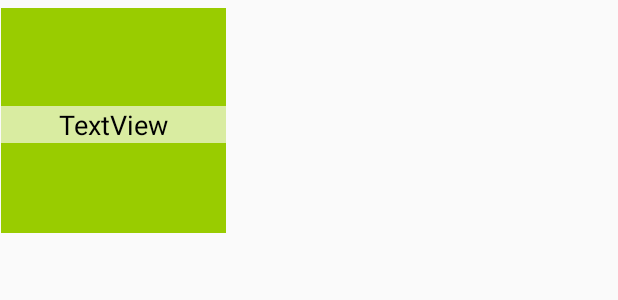
After one commit to cesarlapuente/ARTHYLEN_APP, an Android app: the layout item_placement.xml on its own in the app's theme, with its tools: preview values and no code run, on a phone screen of 412 x 824 dp. The commit adds this screen. Shown: the top 300 px of the screen. Run offline under Robolectric (Android 15) with nearby library versions, the phone set to English and light mode, and no system bars.

Commit message:
ARTHY-11 Load interface

```diff
--- a/Arthylene/app/src/main/java/ffscreens/arthylene/api/ProductRequest.java
+++ b/Arthylene/app/src/main/java/ffscreens/arthylene/api/ProductRequest.java
@@ -21,9 +21,6 @@ public class ProductRequest extends ApiRequest {
 
     List<Produit> produitList;
     ProduitDAO dao;
-
-    public ProductRequest() {
-    }
 
     @Override
     public void setContext(Context context) {
--- a/Arthylene/app/src/main/java/ffscreens/arthylene/database/ChecklistContract.java
+++ b/Arthylene/app/src/main/java/ffscreens/arthylene/database/ChecklistContract.java
@@ -9,7 +9,7 @@ import android.provider.BaseColumns;
 public final class ChecklistContract {
 
     static final String SQL_DELETE_ENTRIES =
-            "DROP TABLE IF EXISTS" + ChecklistEntry.TABLE_NAME;
+            "DROP TABLE IF EXISTS " + ChecklistEntry.TABLE_NAME;
 
     private static final String TEXT = " TEXT, ";
 
--- a/Arthylene/app/src/main/java/ffscreens/arthylene/database/EtatContract.java
+++ b/Arthylene/app/src/main/java/ffscreens/arthylene/database/EtatContract.java
@@ -9,7 +9,7 @@ import android.provider.BaseColumns;
 public final class EtatContract {
 
     static final String SQL_DELETE_ENTRIES =
-            "DROP TABLE IF EXISTS" + EtatEntry.TABLE_NAME;
+            "DROP TABLE IF EXISTS " + EtatEntry.TABLE_NAME;
 
     private static final String TEXT = " TEXT, ";
 
--- a/Arthylene/app/src/main/java/ffscreens/arthylene/database/EtiquetteContract.java
+++ b/Arthylene/app/src/main/java/ffscreens/arthylene/database/EtiquetteContract.java
@@ -9,7 +9,7 @@ import android.provider.BaseColumns;
 public final class EtiquetteContract {
 
     static final String SQL_DELETE_ENTRIES =
-            "DROP TABLE IF EXISTS" + EtiquetteEntry.TABLE_NAME;
+            "DROP TABLE IF EXISTS " + EtiquetteEntry.TABLE_NAME;
 
     private static final String TEXT = " TEXT, ";
 
--- a/Arthylene/app/src/main/java/ffscreens/arthylene/database/MaturiteContract.java
+++ b/Arthylene/app/src/main/java/ffscreens/arthylene/database/MaturiteContract.java
@@ -9,7 +9,7 @@ import android.provider.BaseColumns;
 public final class MaturiteContract {
 
     static final String SQL_DELETE_ENTRIES =
-            "DROP TABLE IF EXISTS" + MaturiteEntry.TABLE_NAME;
+            "DROP TABLE IF EXISTS " + MaturiteEntry.TABLE_NAME;
 
     private static final String TEXT = " TEXT, ";
 
--- a/Arthylene/app/src/main/java/ffscreens/arthylene/database/PresentationContract.java
+++ b/Arthylene/app/src/main/java/ffscreens/arthylene/database/PresentationContract.java
@@ -9,7 +9,7 @@ import android.provider.BaseColumns;
 public final class PresentationContract {
 
     static final String SQL_DELETE_ENTRIES =
-            "DROP TABLE IF EXISTS" + PresentationEntry.TABLE_NAME;
+            "DROP TABLE IF EXISTS " + PresentationEntry.TABLE_NAME;
 
     private static final String TEXT = " TEXT, ";
 
--- a/Arthylene/app/src/main/java/ffscreens/arthylene/database/ProduitContract.java
+++ b/Arthylene/app/src/main/java/ffscreens/arthylene/database/ProduitContract.java
@@ -9,7 +9,7 @@ import android.provider.BaseColumns;
 public final class ProduitContract {
 
     static final String SQL_DELETE_ENTRIES =
-            "DROP TABLE IF EXISTS" + ProduitEntry.TABLE_NAME;
+            "DROP TABLE IF EXISTS " + ProduitEntry.TABLE_NAME;
 
     private static final String TEXT = " TEXT, ";
 
--- a/Arthylene/app/src/main/java/ffscreens/arthylene/fragment/CheckListFragment.java
+++ b/Arthylene/app/src/main/java/ffscreens/arthylene/fragment/CheckListFragment.java
@@ -37,7 +37,7 @@ public class CheckListFragment extends Fragment {
 
         listView = view.findViewById(R.id.listchecklist);
 
-       /* final List<Item> items = new ArrayList<>();
+        /*final List<Item> items = new ArrayList<>();
         items.add(new Item("titre", "contenu", true, true));
         items.add(new Item("titre2", "contenu2", true, false));
         items.add(new Item("titre3", "contenu3", false, false));
--- a/Arthylene/app/src/main/java/ffscreens/arthylene/fragment/PlacementFragment.java
+++ b/Arthylene/app/src/main/java/ffscreens/arthylene/fragment/PlacementFragment.java
@@ -32,8 +32,6 @@ public class PlacementFragment extends android.app.Fragment {
     @Override
     public void onViewCreated(View view, @Nullable Bundle savedInstanceState) {
         super.onViewCreated(view, savedInstanceState);
-        //GridView gridView = view.findViewById(R.id.gridview);
-        //ListView list = view.findViewById(R.id.seasons);
         RecyclerView rv = view.findViewById(R.id.rv);
 
         RecyclerView.LayoutManager lm = new LinearLayoutManager(getActivity(), LinearLayoutManager.HORIZONTAL, false);
--- a/Arthylene/app/src/main/res/layout/activity_home.xml
+++ b/Arthylene/app/src/main/res/layout/activity_home.xml
@@ -55,4 +55,5 @@
         android:textColor="@android:color/background_light"
         android:textSize="30sp"
         android:textStyle="bold" />
+
 </LinearLayout>
--- /dev/null
+++ b/Arthylene/app/src/main/res/layout/item_placement.xml
@@ -0,0 +1,27 @@
+<?xml version="1.0" encoding="utf-8"?>
+<RelativeLayout xmlns:android="http://schemas.android.com/apk/res/android"
+    xmlns:app="http://schemas.android.com/apk/res-auto"
+    android:id="@+id/background"
+    android:layout_width="151dp"
+    android:layout_height="155dp"
+    android:gravity="bottom|center_horizontal"
+    android:orientation="vertical">
+
+    <ImageView
+        android:id="@+id/placementImageView"
+        android:layout_width="150dp"
+        android:layout_height="150dp"
+        app:srcCompat="@android:color/holo_green_light" />
+
+    <TextView
+        android:id="@+id/textViewPlacement"
+        android:layout_width="match_parent"
+        android:layout_height="wrap_content"
+        android:layout_alignEnd="@+id/placementImageView"
+        android:layout_centerVertical="true"
+        android:background="@color/blancTransparant"
+        android:text="TextView"
+        android:textAlignment="center"
+        android:textColor="@color/colorPrimaryDark"
+        android:textSize="18sp" />
+</RelativeLayout>
```
Also changed, not shown: Arthylene/app/src/main/AndroidManifest.xml (+5 -3 lines), Arthylene/app/src/main/java/ffscreens/arthylene/HomeActivity.java (+0 -24 lines), Arthylene/app/src/main/java/ffscreens/arthylene/LoadActivity.java (added, +78 -0 lines), Arthylene/app/src/main/java/ffscreens/arthylene/adapter/PlacementAdapter.java (+10 -9 lines), Arthylene/app/src/main/java/ffscreens/arthylene/api/ApiRequest.java (+20 -1 lines), Arthylene/app/src/main/java/ffscreens/arthylene/api/AsyncDelegate.java (added, +11 -0 lines), Arthylene/app/src/main/res/layout/activity_load.xml (added, +23 -0 lines).
